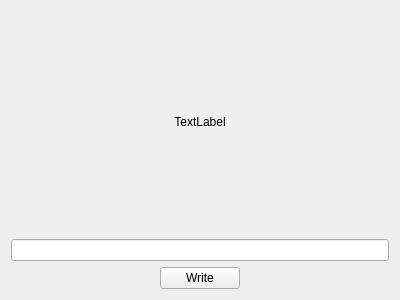
The window that QLinWriteByID/linwritebyid.ui (pr4u4t/automatron3000) describes before a commit, drawn with Qt 5.
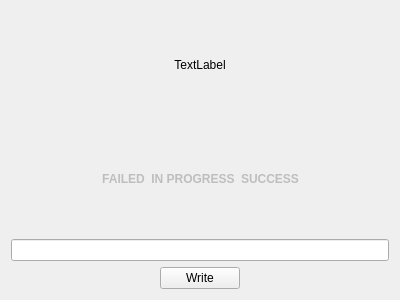
The same window after the commit.

What changed in the file:
```diff
--- a/QLinWriteByID/linwritebyid.ui
+++ b/QLinWriteByID/linwritebyid.ui
@@ -24,6 +24,84 @@
      </property>
     </widget>
    </item>
+   <item>
+    <layout class="QHBoxLayout" name="horizontalLayout_2">
+     <item>
+      <spacer name="horizontalSpacer_3">
+       <property name="orientation">
+        <enum>Qt::Horizontal</enum>
+       </property>
+       <property name="sizeHint" stdset="0">
+        <size>
+         <width>40</width>
+         <height>20</height>
+        </size>
+       </property>
+      </spacer>
+     </item>
+     <item>
+      <widget class="QLabel" name="failedLabel">
+       <property name="enabled">
+        <bool>false</bool>
+       </property>
+       <property name="styleSheet">
+        <string notr="true">font-weight:bold;</string>
+       </property>
+       <property name="text">
+        <string>FAILED</string>
+       </property>
+       <property name="alignment">
+        <set>Qt::AlignCenter</set>
+       </property>
+      </widget>
+     </item>
+     <item>
+      <widget class="QLabel" name="progressLabel">
+       <property name="enabled">
+        <bool>false</bool>
+       </property>
+       <property name="styleSheet">
+        <string notr="true">font-weight:bold;</string>
+       </property>
+       <property name="text">
+        <string>IN PROGRESS</string>
+       </property>
+       <property name="alignment">
+        <set>Qt::AlignCenter</set>
+       </property>
+      </widget>
+     </item>
+     <item>
+      <widget class="QLabel" name="successLabel">
+       <property name="enabled">
+        <bool>false</bool>
+       </property>
+       <property name="styleSheet">
+        <string notr="true">font-weight:bold;</string>
+       </property>
+       <property name="text">
+        <string>SUCCESS</string>
+       </property>
+       <property name="alignment">
+        <set>Qt::AlignCenter</set>
+       </property>
+      </widget>
+     </item>
+     <item>
+      <spacer name="horizontalSpacer_4">
+       <property name="orientation">
+        <enum>Qt::Horizontal</enum>
+       </property>
+       <property name="sizeHint" stdset="0">
+        <size>
+         <width>40</width>
+         <height>20</height>
+        </size>
+       </property>
+      </spacer>
+     </item>
+    </layout>
+   </item>
    <item>
     <widget class="QLineEdit" name="valueEdit"/>
    </item>
```
